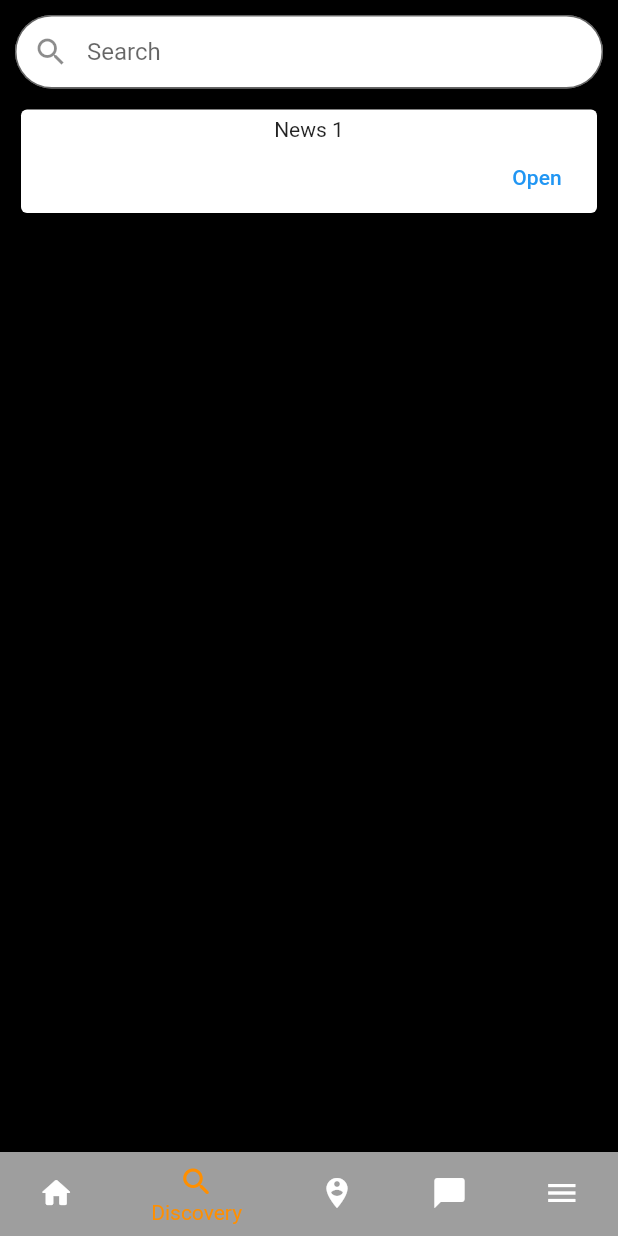
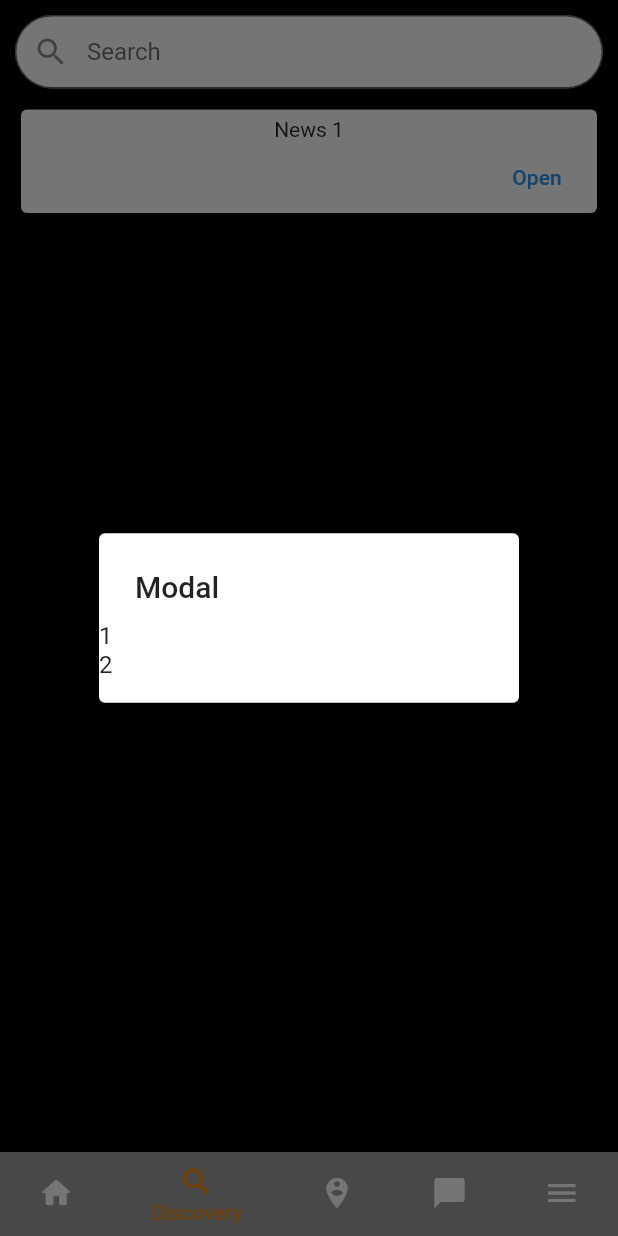
Before and after one commit to gabzeel/steamfriendmatch-loide, a Flutter app: the Home screen opened by its route, item 2 of the bottom bar chosen, after a tap on "Open", on a phone screen of 412 x 824 dp. Run offline on Flutter 3.47's test engine with Material 2 defaults, Android fonts, the phone set to English and light mode, and no system bars.

Commit message:
Added dialog to discovery page

```diff
--- a/lib/components/discovery.dart
+++ b/lib/components/discovery.dart
@@ -39,7 +39,17 @@ class Discovery extends StatelessWidget {
                     children: <Widget>[
                       TextButton(
                         child: Text('Open'),
-                        onPressed: () {},
+                        onPressed: () {
+                          showDialog(
+                              context: context,
+                              child: new SimpleDialog(
+                                title: Text('Modal'),
+                                children: [
+                                  Text('1'),
+                                  Text('2'),
+                                ],
+                              ));
+                        },
                       ),
                       SizedBox(width: 8),
                     ],
```
